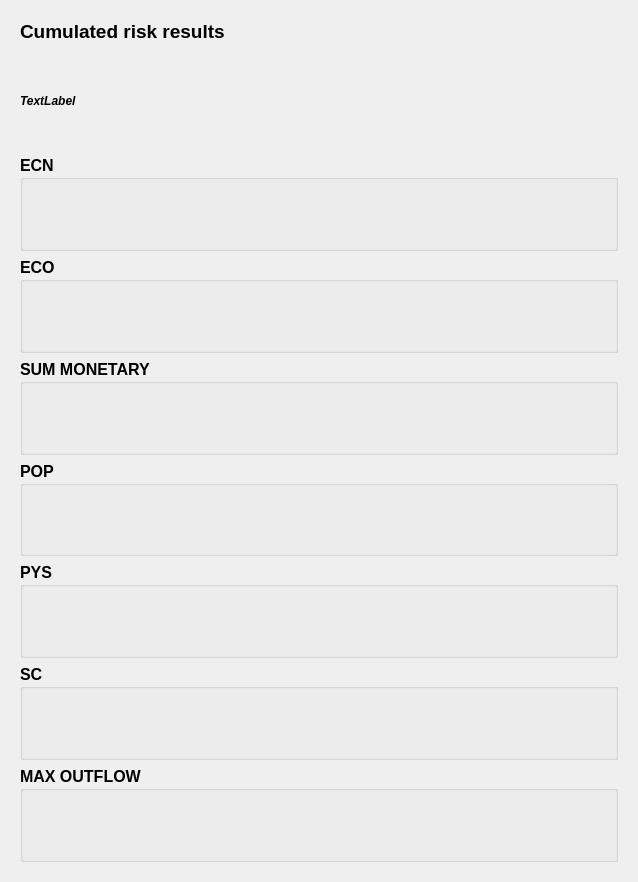
Qt form source_code/system_risk/source_code/gui/RiskGui_Result_Cumulated_Wid.ui (dabachma/ProMaIDes_src) before a commit.
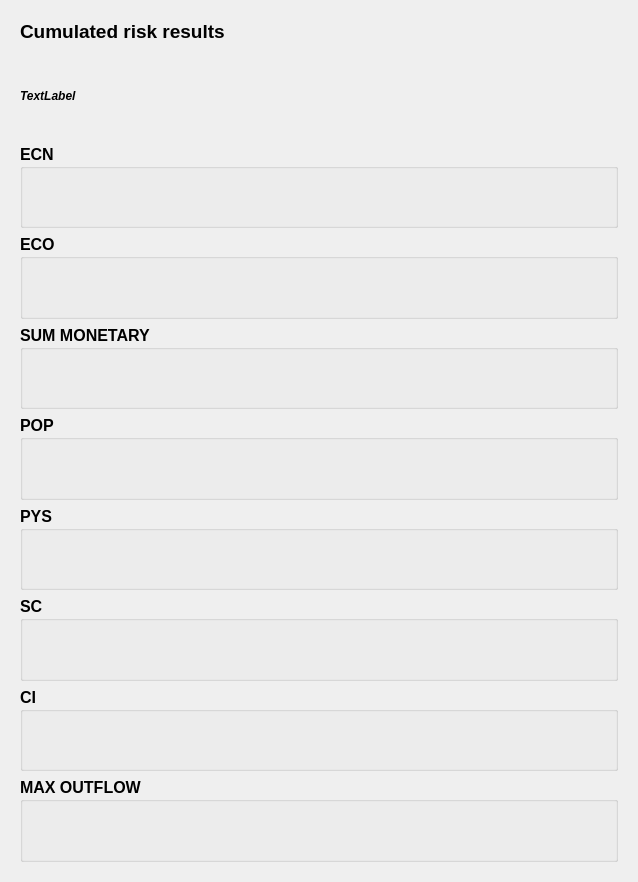
The same form after that commit. Custom widgets are drawn as their Qt base class.

Commit message: DAM System: added the CI-risk calculation HYD System added the temperature calculation for rivers (it is not yet tested)

```diff
--- a/source_code/system_risk/source_code/gui/RiskGui_Result_Cumulated_Wid.ui
+++ b/source_code/system_risk/source_code/gui/RiskGui_Result_Cumulated_Wid.ui
@@ -30,8 +30,8 @@
        <rect>
         <x>0</x>
         <y>0</y>
-        <width>620</width>
-        <height>864</height>
+        <width>616</width>
+        <height>860</height>
        </rect>
       </property>
       <layout class="QVBoxLayout" name="verticalLayout">
@@ -382,6 +382,33 @@
          </layout>
         </widget>
        </item>
+       <item>
+        <widget class="QGroupBox" name="groupBox_ci">
+         <property name="font">
+          <font>
+           <family>Arial</family>
+           <pointsize>12</pointsize>
+           <weight>75</weight>
+           <bold>true</bold>
+          </font>
+         </property>
+         <property name="title">
+          <string>CI</string>
+         </property>
+         <layout class="QVBoxLayout" name="verticalLayout_10">
+          <item>
+           <widget class="Sys_Plot_Frame" name="widget_ci" native="true">
+            <property name="font">
+             <font>
+              <family>MS Shell Dlg 2</family>
+              <pointsize>10</pointsize>
+             </font>
+            </property>
+           </widget>
+          </item>
+         </layout>
+        </widget>
+       </item>
        <item>
         <widget class="QGroupBox" name="groupBox_outflow">
          <property name="minimumSize">
```
The commit also changes 83 other files.
